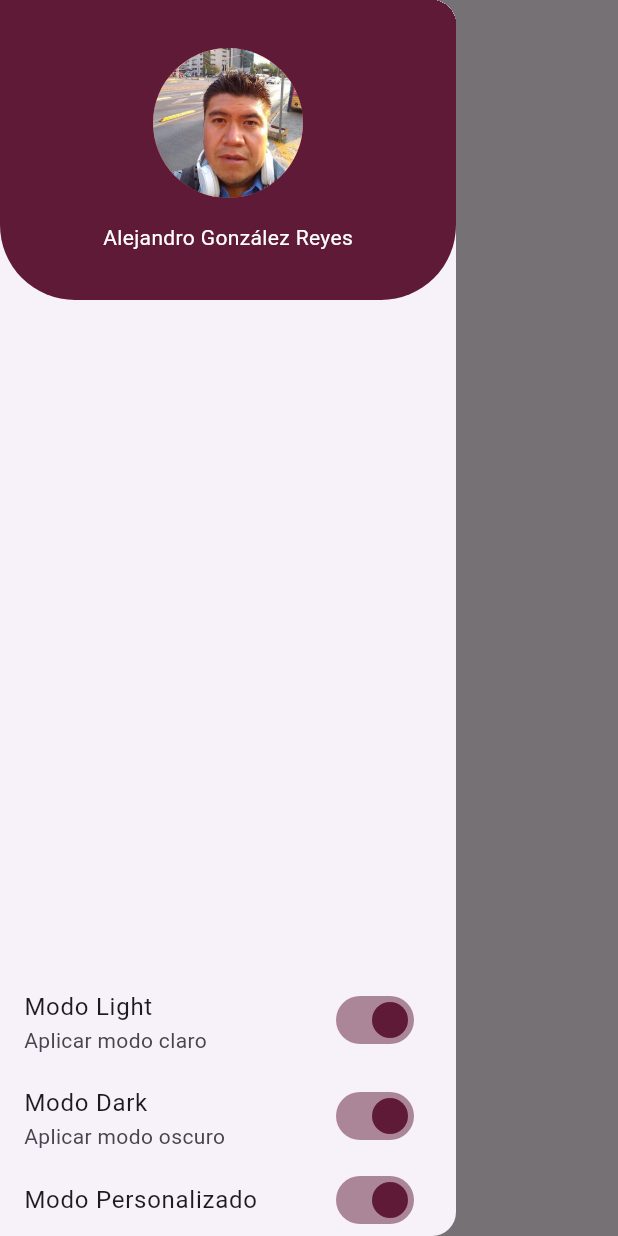
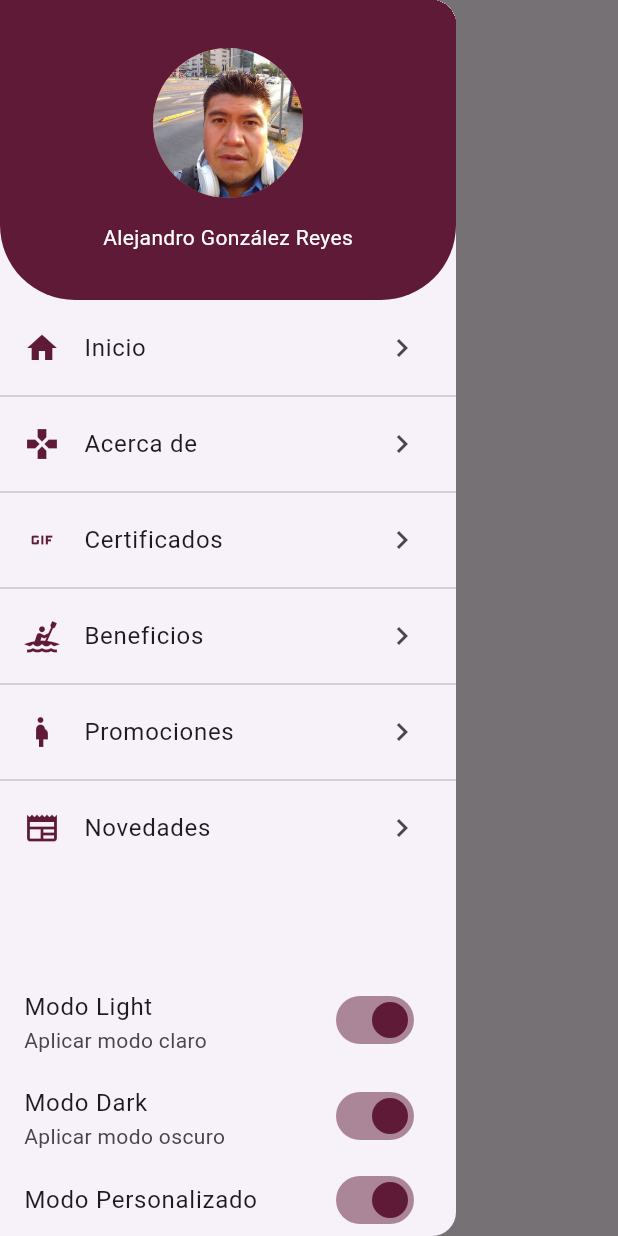
Before and after one commit to alexglzrys/flutter_themes, a Flutter app: the screen it shows after launch, with the side drawer open, on a phone screen of 412 x 824 dp. Run offline on Flutter 3.47's test engine with Material 3 defaults, Android fonts, the phone set to English and light mode, and no system bars.

Commit message:
definición de rutas de la aplicación

```diff
--- /dev/null
+++ b/lib/routes/routes.dart
@@ -0,0 +1,45 @@
+import 'package:flutter/material.dart';
+import 'package:themes_flutter_app/screens/screens.dart';
+
+// Listado de rutas de la aplicación
+final pageRoutes = [
+  _Route(
+    icon: Icons.home,
+    title: 'Inicio',
+    screen: const HomeScreen(),
+  ),
+  _Route(
+    icon: Icons.gamepad,
+    title: 'Acerca de',
+    screen: const AboutScreen(),
+  ),
+  _Route(
+    icon: Icons.gif,
+    title: 'Certificados',
+    screen: const CertificatesScreen(),
+  ),
+  _Route(
+    icon: Icons.kayaking,
+    title: 'Beneficios',
+    screen: const BenefitsScreen(),
+  ),
+  _Route(
+    icon: Icons.pregnant_woman,
+    title: 'Promociones',
+    screen: const PromotionsScreen(),
+  ),
+  _Route(
+    icon: Icons.newspaper,
+    title: 'Novedades',
+    screen: const NewsScreen(),
+  ),
+];
+
+// Clase para modelar la definición de una ruta
+class _Route {
+  final IconData icon;
+  final String title;
+  final Widget screen;
+
+  _Route({required this.icon, required this.title, required this.screen});
+}
--- a/lib/screens/screens.dart
+++ b/lib/screens/screens.dart
@@ -1 +1,6 @@
+export 'package:themes_flutter_app/screens/promotions_screen.dart';
+export 'package:themes_flutter_app/screens/news_screen.dart';
+export 'package:themes_flutter_app/screens/about_screen.dart';
+export 'package:themes_flutter_app/screens/benefits_screen.dart';
+export 'package:themes_flutter_app/screens/certificates_screen.dart';
 export 'package:themes_flutter_app/screens/home_screen.dart';
--- a/lib/widgets/custom_drawer.dart
+++ b/lib/widgets/custom_drawer.dart
@@ -1,4 +1,5 @@
 import 'package:flutter/material.dart';
+import 'package:themes_flutter_app/routes/routes.dart';
 
 // Drawer personalizado
 class CustomDrawer extends StatelessWidget {
@@ -10,10 +11,42 @@ class CustomDrawer extends StatelessWidget {
       child: Column(
         children: [
           _Header(),
-          Spacer(),
+          _Menu(),
           _OptionTheme(),
         ],
       ),
+    );
+  }
+}
+
+// Sección de navegación
+class _Menu extends StatelessWidget {
+  const _Menu();
+
+  @override
+  Widget build(BuildContext context) {
+    return Expanded(
+      child: ListView.separated(
+          padding: const EdgeInsets.symmetric(vertical: 4),
+          physics: const BouncingScrollPhysics(),
+          itemBuilder: (context, index) => ListTile(
+                title: Text(pageRoutes[index].title),
+                leading: Icon(
+                  pageRoutes[index].icon,
+                  color: const Color(0xff5F1A37),
+                ),
+                trailing: const Icon(Icons.chevron_right_outlined),
+                onTap: () {
+                  Navigator.push(
+                    context,
+                    MaterialPageRoute(
+                      builder: (context) => pageRoutes[index].screen,
+                    ),
+                  );
+                },
+              ),
+          separatorBuilder: (context, index) => const Divider(height: 8),
+          itemCount: pageRoutes.length),
     );
   }
 }
```
Also changed, not shown: lib/screens/about_screen.dart (added, +19 -0 lines), lib/screens/benefits_screen.dart (added, +19 -0 lines), lib/screens/certificates_screen.dart (added, +19 -0 lines), lib/screens/news_screen.dart (added, +19 -0 lines), lib/screens/promotions_screen.dart (added, +19 -0 lines).
